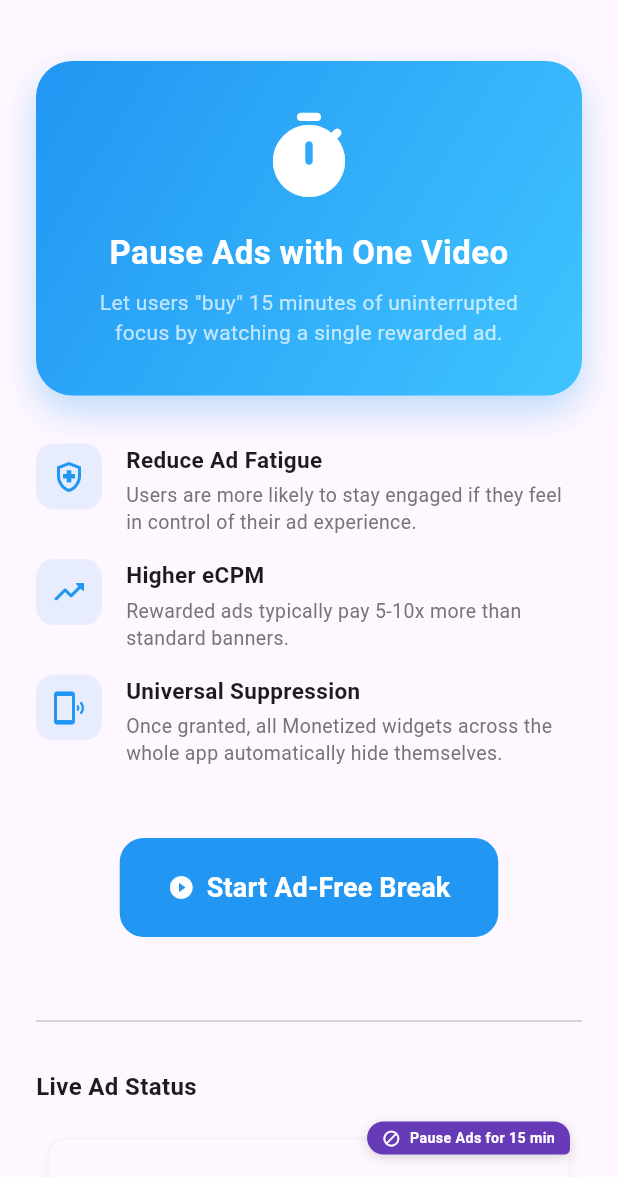
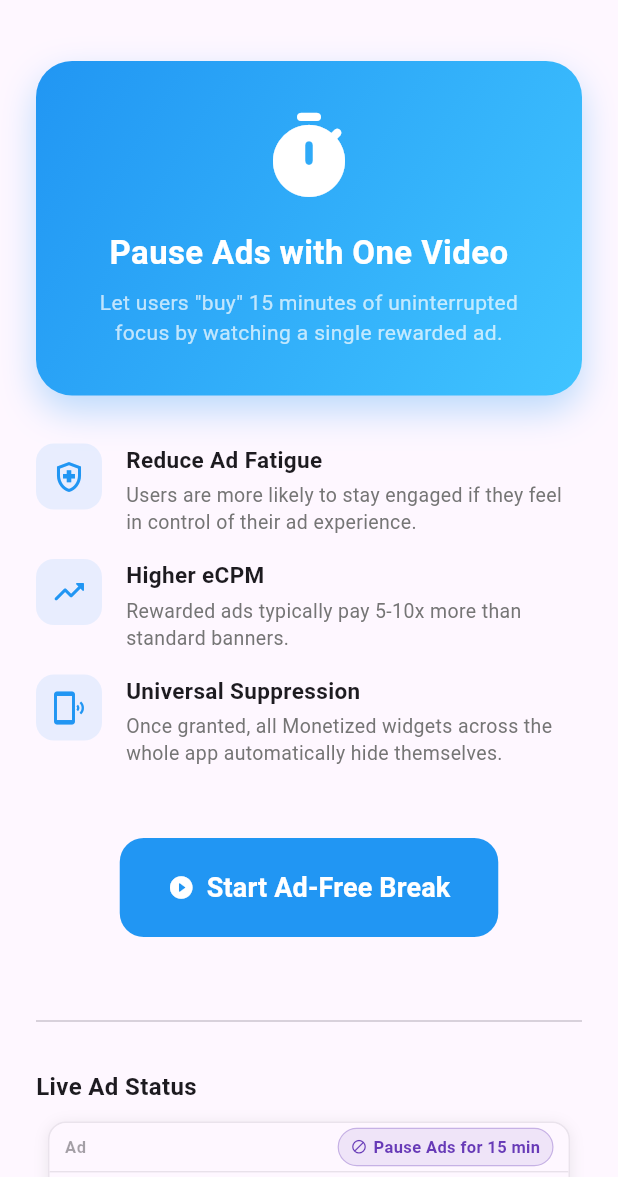
Before and after one commit to stfleurs/monetix_flutter, a Flutter app: the RewardedBreakScreen screen opened directly, on a phone screen of 412 x 824 dp, the part 59-1236 px from its top. Run offline on Flutter 3.47's test engine with Material 3 defaults, Android fonts, the phone set to English and light mode, and no system bars; our stand-ins replace connectivity_plus, google_mobile_ads, shared_preferences; accounts and stored records are empty; network calls fail.

Commit message:
feat(ads): Redesign ad container with compact header and visible border frame
- Add adaptive banner height for native ad container (matches banner ~50-90px)
- Keep native ad at natural template height to prevent clipping; use compact
  height only for fallback banner and loading states
- Increase outer border visibility (outlineVariant at 0.4 opacity, 1.0 width)
- Redesign header with 32px height, 'Ad' label at fontSize 11 w600
- Integrate header into border frame with surface background and thicker divider
- Unify banner and native ad layouts for consistent visual structure
- Migrate debug panel from deprecated withOpacity to withValues(alpha:)

```diff
--- a/lib/src/widgets/monetized_native_ad.dart
+++ b/lib/src/widgets/monetized_native_ad.dart
@@ -61,6 +61,9 @@ class MonetizedNativeAdState extends State<MonetizedNativeAd>
 
   static const Duration _nativeFallbackTimeout = Duration(seconds: 5);
 
+  AdSize? _adaptiveSize;
+  static const double _defaultBannerHeight = 50.0;
+
   Timer? _nativeFallbackTimer;
 
   void _cancelFallbackTimer() {
@@ -72,6 +75,19 @@ class MonetizedNativeAdState extends State<MonetizedNativeAd>
     if (_lastFailureTime == null) return true;
     return DateTime.now().difference(_lastFailureTime!) >
         const Duration(seconds: 30);
+  }
+
+  Future<void> _ensureAdaptiveSize() async {
+    if (_adaptiveSize != null) return;
+    try {
+      final width = MediaQuery.of(context).size.width.truncate();
+      final size =
+          await AdSize.getCurrentOrientationAnchoredAdaptiveBannerAdSize(
+              width);
+      if (isSafe && size != null) {
+        setState(() => _adaptiveSize = size);
+      }
+    } catch (_) {}
   }
 
   @override
@@ -98,6 +114,7 @@ class MonetizedNativeAdState extends State<MonetizedNativeAd>
     }
 
     _evaluateAdDecision();
+    _ensureAdaptiveSize();
   }
 
   void _onGateChanged() {
@@ -312,9 +329,10 @@ class MonetizedNativeAdState extends State<MonetizedNativeAd>
     final analyticsService = Monetix.getAnalytics(context);
     setState(() => _isBannerLoading = true);
 
-    final size = widget.templateType == TemplateType.small
-        ? AdSize.largeBanner
-        : AdSize.mediumRectangle;
+    final size = _adaptiveSize ??
+        (widget.templateType == TemplateType.small
+            ? AdSize.largeBanner
+            : AdSize.mediumRectangle);
 
     _bannerLoadStartTime = DateTime.now();
     analyticsService.logAdRequest(
@@ -417,103 +435,117 @@ class MonetizedNativeAdState extends State<MonetizedNativeAd>
     final simulateFailure = configProvider.simulateNativeFailure;
     final isMedium = widget.templateType == TemplateType.medium;
 
-    Widget buildContainer({required Widget child}) {
+    Widget buildHeaderBar() {
+      final configProvider = Monetix.getConfig(context);
+      final showOptOut = configProvider.enableRewardedBreak;
+      final colors = Theme.of(context).colorScheme;
+
+      return Container(
+        height: 32,
+        color: colors.surface.withValues(alpha: 0.95),
+        child: Row(
+          children: [
+            const SizedBox(width: 10),
+            Text(
+              'Ad',
+              style: TextStyle(
+                fontSize: 11,
+                fontWeight: FontWeight.w600,
+                letterSpacing: 0.5,
+                color: colors.onSurface.withValues(alpha: 0.4),
+              ),
+            ),
+            const Spacer(),
+            if (showOptOut)
+              GestureDetector(
+                behavior: HitTestBehavior.opaque,
+                onTap: () => showRewardStatusSheet(context),
+                child: Container(
+                  padding: const EdgeInsets.symmetric(
+                      horizontal: 8, vertical: 4),
+                  decoration: BoxDecoration(
+                    color: colors.primary.withValues(alpha: 0.1),
+                    borderRadius: BorderRadius.circular(20),
+                    border: Border.all(
+                      color: colors.primary.withValues(alpha: 0.3),
+                      width: 0.8,
+                    ),
+                  ),
+                  child: Row(
+                    mainAxisSize: MainAxisSize.min,
+                    children: [
+                      Icon(Icons.block_rounded,
+                          size: 11, color: colors.primary),
+                      const SizedBox(width: 4),
+                      Text(
+                        statusProvider.pauseAdsLabel,
+                        style: TextStyle(
+                          color: colors.primary,
+                          fontSize: 11,
+                          fontWeight: FontWeight.w600,
+                        ),
+                      ),
+                    ],
+                  ),
+                ),
+              ),
+            const SizedBox(width: 10),
+          ],
+        ),
+      );
+    }
+
+    Widget buildContainer({required Widget child, bool compact = false}) {
+      final adHeight = compact
+          ? (_adaptiveSize?.height.toDouble() ?? _defaultBannerHeight)
+          : null;
       return Container(
         margin:
             EdgeInsets.symmetric(horizontal: isMedium ? 12 : 8, vertical: 0),
-        height: isMedium ? 350 : 105,
         decoration: BoxDecoration(
           color: Theme.of(context).cardColor,
           borderRadius: BorderRadius.circular(isMedium ? 16 : 12),
           boxShadow: [
             BoxShadow(
-              color: Colors.black.withValues(alpha: isMedium ? 0.06 : 0.04),
-              blurRadius: isMedium ? 8 : 4,
+              color: Colors.black.withValues(alpha: isMedium ? 0.08 : 0.08),
+              blurRadius: isMedium ? 8 : 8,
               offset: const Offset(0, 2),
             ),
           ],
           border: Border.all(
-            color:
-                Theme.of(context).colorScheme.outline.withValues(alpha: 0.05),
+            color: Theme.of(context)
+                .colorScheme
+                .outlineVariant
+                .withValues(alpha: 0.4),
+            width: 1.0,
           ),
         ),
         child: ClipRRect(
           borderRadius: BorderRadius.circular(isMedium ? 16 : 12),
-          child: child,
-        ),
-      );
-    }
-
-    Widget buildOptOutButton() {
-      return GestureDetector(
-        behavior: HitTestBehavior.opaque,
-        onTap: () => showRewardStatusSheet(context),
-        child: Container(
-          padding: const EdgeInsets.symmetric(horizontal: 10, vertical: 4),
-          decoration: BoxDecoration(
-            color: Theme.of(context).colorScheme.primary,
-            borderRadius: BorderRadius.only(
-              topLeft: Radius.circular(isMedium ? 16 : 12),
-              topRight: Radius.circular(isMedium ? 16 : 12),
-              bottomLeft: const Radius.circular(12),
-              bottomRight: const Radius.circular(4),
-            ),
-            boxShadow: [
-              BoxShadow(
-                color: Colors.black.withValues(alpha: 0.15),
-                blurRadius: 6,
-                offset: const Offset(0, 2),
-              ),
-            ],
-          ),
-          child: Row(
+          child: Column(
             mainAxisSize: MainAxisSize.min,
             children: [
-              Icon(
-                Icons.block_rounded,
-                size: 12.5,
-                color: Theme.of(context).colorScheme.onPrimary,
+              buildHeaderBar(),
+              Divider(
+                height: 1,
+                thickness: 0.8,
+                color: Theme.of(context)
+                    .colorScheme
+                    .outlineVariant
+                    .withValues(alpha: 0.5),
               ),
-              const SizedBox(width: 6),
-              Text(
-                statusProvider.pauseAdsLabel,
-                style: TextStyle(
-                  color: Theme.of(context).colorScheme.onPrimary,
-                  fontSize: 9.5,
-                  fontWeight: FontWeight.bold,
-                ),
-              ),
+              if (compact)
+                SizedBox(height: adHeight, child: child)
+              else
+                child,
             ],
           ),
         ),
       );
     }
 
-    Widget buildAdWrapper(Widget adContent) {
-      final configProvider = Monetix.getConfig(context);
-      final showOptOut = configProvider.enableRewardedBreak;
-
-      return Column(
-        mainAxisSize: MainAxisSize.min,
-        children: [
-          Stack(
-            clipBehavior: Clip.none,
-            alignment: Alignment.topRight,
-            children: [
-              Padding(
-                padding: const EdgeInsets.only(top: 11),
-                child: buildContainer(child: adContent),
-              ),
-              if (showOptOut)
-                Positioned(
-                  top: 0,
-                  right: isMedium ? 12 : 8,
-                  child: buildOptOutButton(),
-                ),
-            ],
-          ),
-        ],
-      );
+    Widget buildAdWrapper(Widget adContent, {bool compact = false}) {
+      return buildContainer(child: adContent, compact: compact);
     }
 
     final showNative =
@@ -533,10 +565,12 @@ class MonetizedNativeAdState extends State<MonetizedNativeAd>
             child: AdWidget(ad: _fallbackBannerAd!),
           ),
         ),
+        compact: true,
       );
     } else {
       return buildAdWrapper(
         const Center(child: CircularProgressIndicator(strokeWidth: 2)),
+        compact: true,
       );
     }
   }
```
Also changed, not shown: lib/src/widgets/monetix_debug_panel.dart (+12 -12 lines), lib/src/widgets/monetized_banner_ad.dart (+68 -25 lines).
